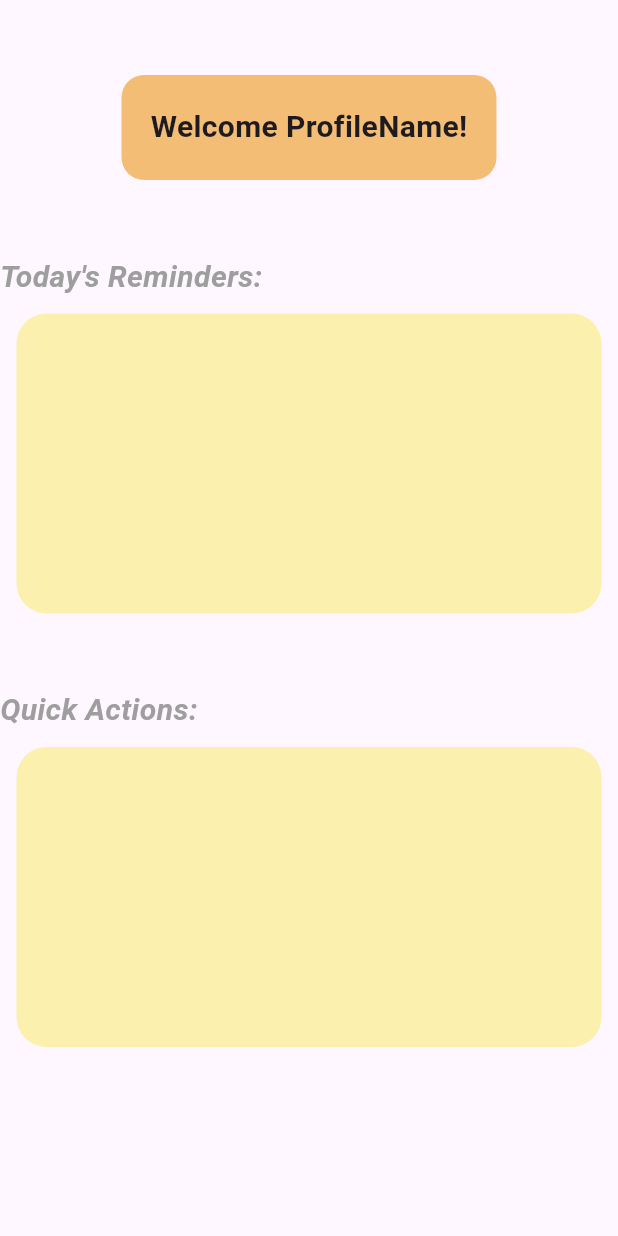
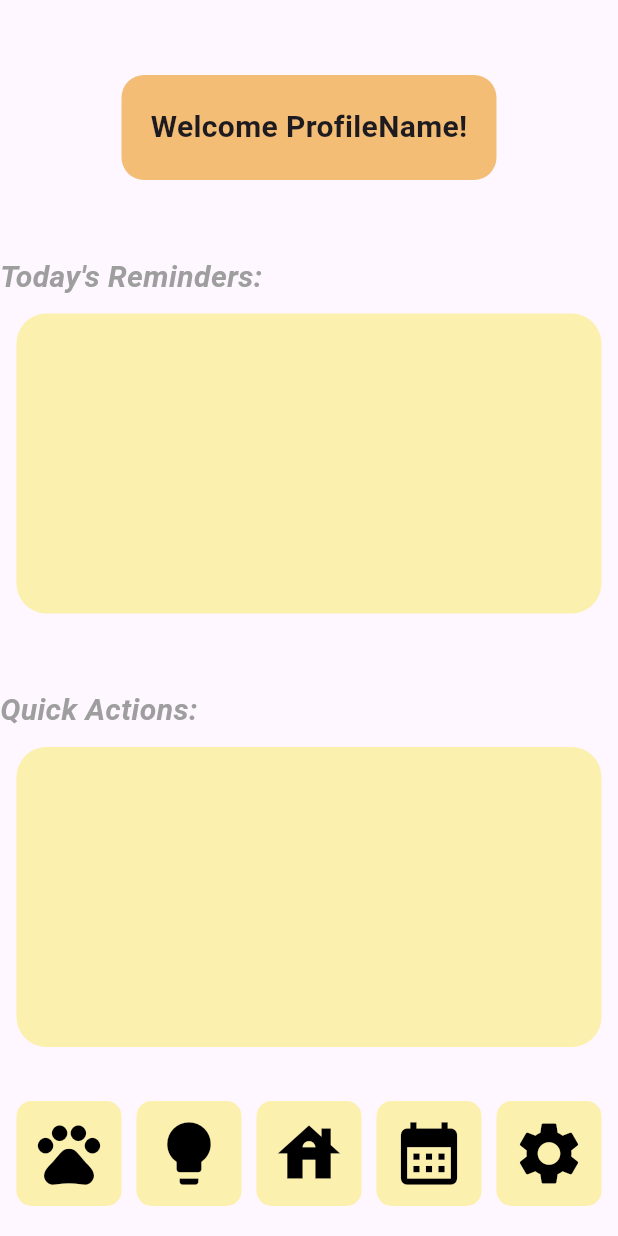
Before and after one commit to Evelyyn-14/PetCareApp, a Flutter app: the screen it shows after launch, on a phone screen of 412 x 824 dp. Run offline on Flutter 3.47's test engine with Material 3 defaults, Android fonts, the phone set to English and light mode, and no system bars.

Commit message:
Added navigate buttons.

```diff
--- a/lib/home_screen.dart
+++ b/lib/home_screen.dart
@@ -11,7 +11,9 @@ class _HomeScreenState extends State<HomeScreen> {
   @override
   Widget build(BuildContext context) {
     return Scaffold(
-      body: Column(
+      body: Stack(
+        children: [
+          Column(
             children: [
               Align(
                 alignment: Alignment.topCenter,
@@ -77,7 +79,42 @@ class _HomeScreenState extends State<HomeScreen> {
                     color: Color.fromARGB(228, 252, 239, 165),
                     borderRadius: BorderRadius.circular(20),
                   ),
-          )
+              ),
+            ],
+          ),
+          Align(
+            alignment: Alignment.bottomCenter,
+            child: Padding(
+              padding: EdgeInsets.only(bottom: 20),
+              child: Wrap(
+                spacing: 10,
+                children: List.generate(5, (index) {
+                  final icons = [
+                    Icons.pets,
+                    Icons.lightbulb,
+                    Icons.house,
+                    Icons.calendar_month,
+                    Icons.settings,
+                  ];
+                  return Container(
+                    width: 70,
+                    height: 70,
+                    decoration: BoxDecoration(
+                      color: Color.fromARGB(228, 252, 239, 165),
+                      borderRadius: BorderRadius.circular(10),
+                    ),
+                    child: Center(
+                      child: Icon(
+                        icons[index],
+                        size: 50,
+                        color: Colors.black,
+                      ),
+                    ),
+                  );
+                }),
+              ),
+            ),
+          ),
         ],
       ),
     );
```
Lines whose indentation alone changed are shown as unchanged.
